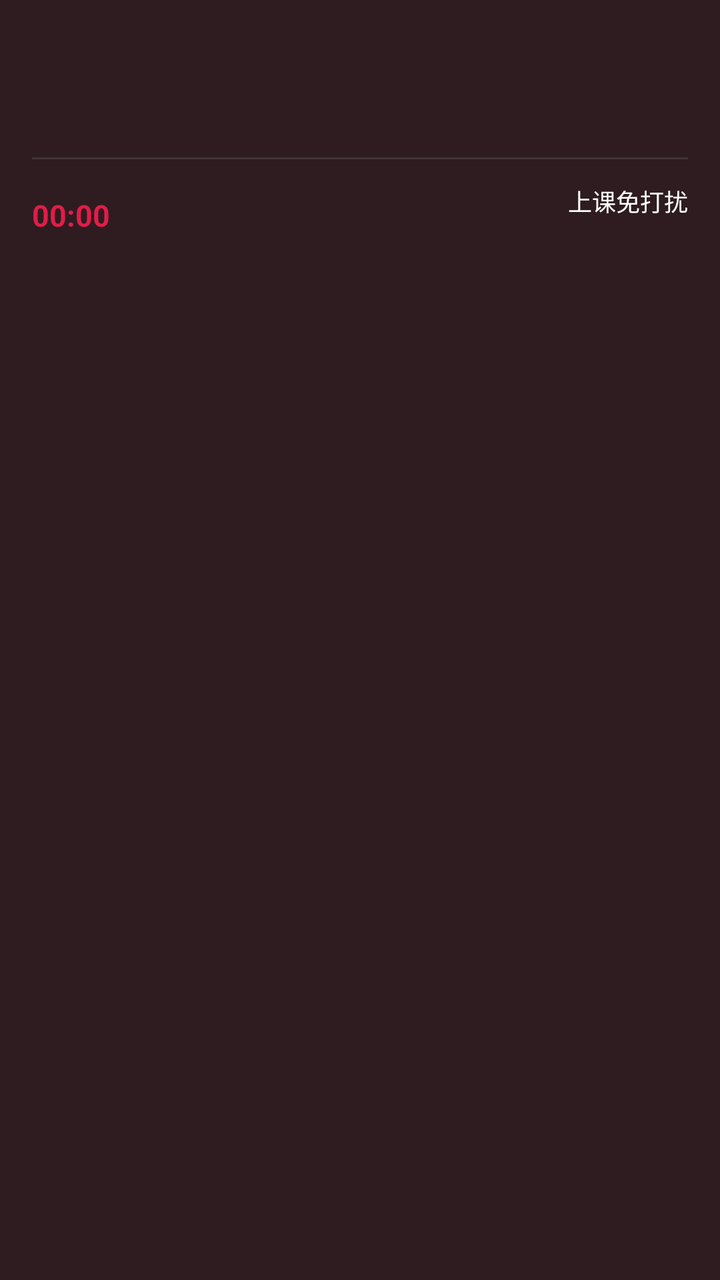
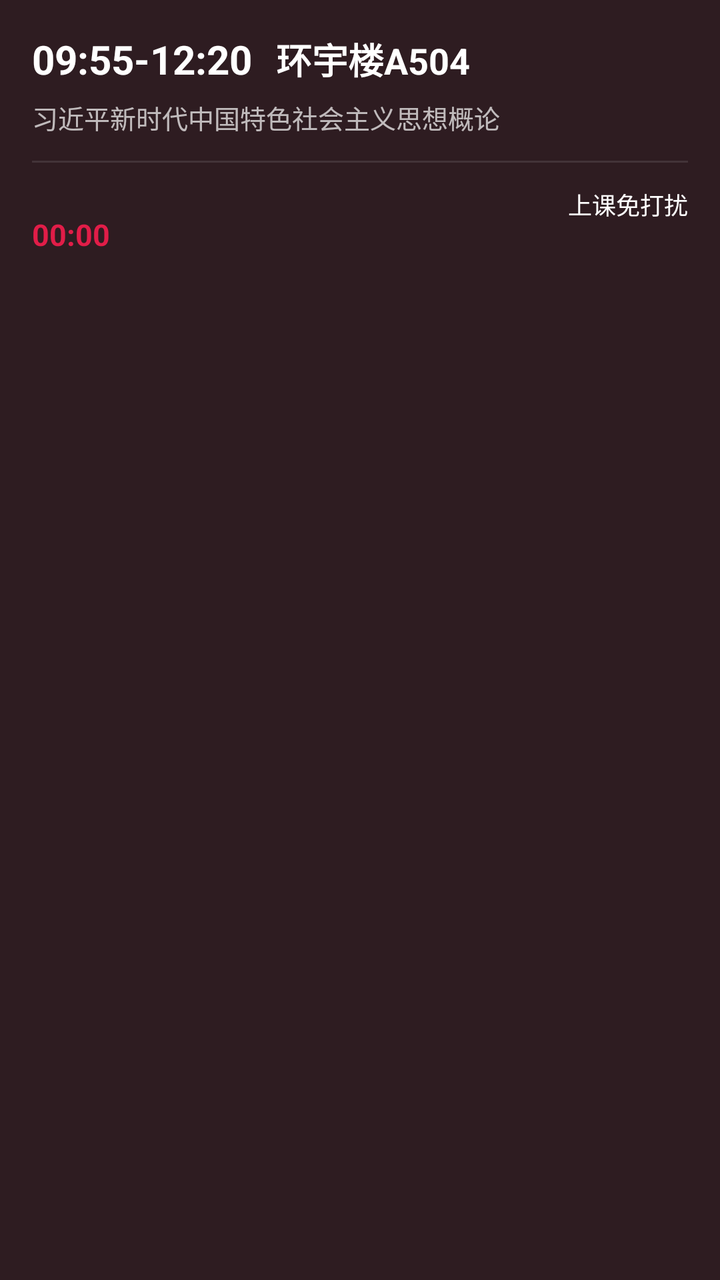

Compare the two renders of this Android layout. The source of the first and the diff that turns it into the second are given below.
<!-- AndroidManifest.xml: application theme Theme.SimpleSchedule -->
<!-- res/layout/notification_course.xml -->
<?xml version="1.0" encoding="utf-8"?>
<LinearLayout xmlns:android="http://schemas.android.com/apk/res/android"
    xmlns:tools="http://schemas.android.com/tools"
    android:layout_width="match_parent"
    android:layout_height="wrap_content"
    android:background="#2E1C21"
    android:orientation="vertical"
    android:padding="16dp"
    tools:ignore="HardcodedText">

    <LinearLayout
        android:layout_width="match_parent"
        android:layout_height="wrap_content"
        android:orientation="horizontal"
        android:gravity="center_vertical">

        <TextView
            android:id="@+id/tv_time"
            android:layout_width="wrap_content"
            android:layout_height="wrap_content"
            android:textColor="#FFFFFF"
            android:textSize="20sp"
            android:textStyle="bold" />

        <TextView
            android:id="@+id/tv_location"
            android:layout_width="wrap_content"
            android:layout_height="wrap_content"
            android:layout_marginStart="12dp"
            android:textColor="#FFFFFF"
            android:textSize="18sp"
            android:textStyle="bold" />
    </LinearLayout>

    <TextView
        android:id="@+id/tv_course_name"
        android:layout_width="match_parent"
        android:layout_height="wrap_content"
        android:layout_marginTop="6dp"
        android:textColor="#B3FFFFFF"
        android:textSize="13sp"
        android:maxLines="2"
        android:ellipsize="end" />

    
    <FrameLayout
        android:layout_width="match_parent"
        android:layout_height="1dp"
        android:layout_marginTop="12dp"
        android:layout_marginBottom="12dp"
        android:background="#1AFFFFFF" />

    <RelativeLayout
        android:layout_width="match_parent"
        android:layout_height="wrap_content">

        <Chronometer
            android:id="@+id/chronometer"
            android:layout_width="wrap_content"
            android:layout_height="wrap_content"
            android:layout_centerVertical="true"
            android:textColor="#E11D48"
            android:textSize="15sp"
            android:textStyle="bold" />

        
        <Button
            android:id="@+id/btn_mute"
            android:layout_width="wrap_content"
            android:layout_height="32dp"
            android:layout_alignParentEnd="true"
            android:layout_centerVertical="true"
            android:backgroundTint="#40FFFFFF"
            android:text="上课免打扰"
            android:textColor="#FFFFFF"
            android:textSize="12sp"
            tools:ignore="TouchTargetSizeCheck" />
    </RelativeLayout>
</LinearLayout>
<!-- resources referenced by this layout -->
<resources>
  <style name="Theme.SimpleSchedule" parent="android:Theme.Material.Light.NoActionBar" />
</resources>

<!-- the commit's change to res/layout/notification_course.xml (unified diff, before → after) -->
@@ -1,12 +1,10 @@
 <?xml version="1.0" encoding="utf-8"?>
 <LinearLayout xmlns:android="http://schemas.android.com/apk/res/android"
-    xmlns:tools="http://schemas.android.com/tools"
     android:layout_width="match_parent"
     android:layout_height="wrap_content"
     android:background="#2E1C21"
     android:orientation="vertical"
-    android:padding="16dp"
-    tools:ignore="HardcodedText">
+    android:padding="16dp">
 
     <LinearLayout
         android:layout_width="match_parent"
@@ -18,6 +16,7 @@
             android:id="@+id/tv_time"
             android:layout_width="wrap_content"
             android:layout_height="wrap_content"
+            android:text="09:55-12:20"
             android:textColor="#FFFFFF"
             android:textSize="20sp"
             android:textStyle="bold" />
@@ -27,6 +26,7 @@
             android:layout_width="wrap_content"
             android:layout_height="wrap_content"
             android:layout_marginStart="12dp"
+            android:text="环宇楼A504"
             android:textColor="#FFFFFF"
             android:textSize="18sp"
             android:textStyle="bold" />
@@ -37,12 +37,12 @@
         android:layout_width="match_parent"
         android:layout_height="wrap_content"
         android:layout_marginTop="6dp"
+        android:text="习近平新时代中国特色社会主义思想概论"
         android:textColor="#B3FFFFFF"
         android:textSize="13sp"
         android:maxLines="2"
         android:ellipsize="end" />
 
-    
     <FrameLayout
         android:layout_width="match_parent"
         android:layout_height="1dp"
@@ -63,17 +63,15 @@
             android:textSize="15sp"
             android:textStyle="bold" />
 
-        
         <Button
             android:id="@+id/btn_mute"
             android:layout_width="wrap_content"
-            android:layout_height="32dp"
+            android:layout_height="48dp"
             android:layout_alignParentEnd="true"
             android:layout_centerVertical="true"
             android:backgroundTint="#40FFFFFF"
             android:text="上课免打扰"
             android:textColor="#FFFFFF"
-            android:textSize="12sp"
-            tools:ignore="TouchTargetSizeCheck" />
+            android:textSize="12sp" />
     </RelativeLayout>
 </LinearLayout>
